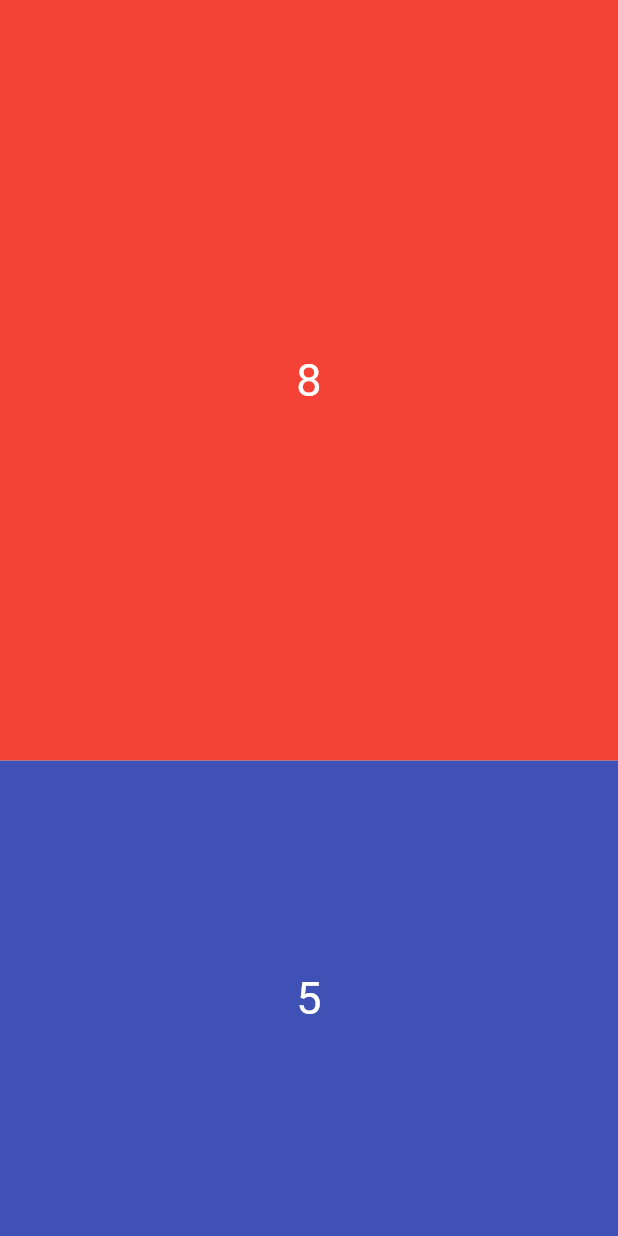
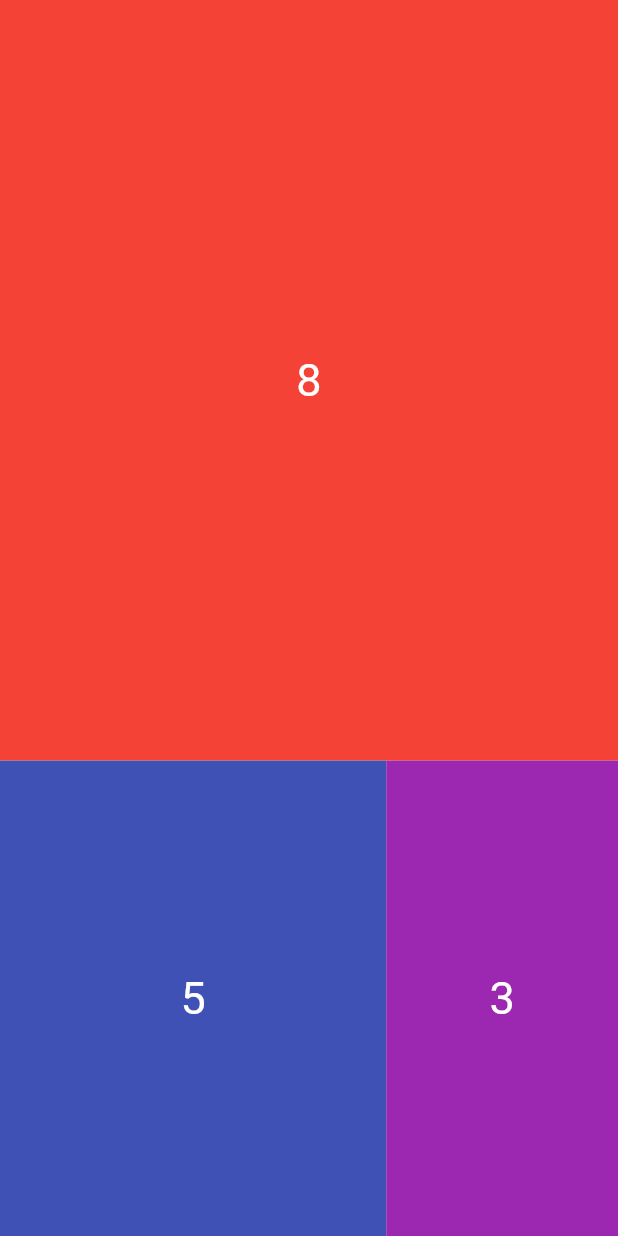
Before and after one commit to Makmihir/flutter_exapanded, a Flutter app: the screen it shows after launch, on a phone screen of 412 x 824 dp. Run offline on Flutter 3.47's test engine with Material 2 defaults, Android fonts, the phone set to English and light mode, and no system bars.

Commit message:
Add customerContainer Into Expanded

```diff
--- a/lib/main.dart
+++ b/lib/main.dart
@@ -18,9 +18,20 @@ class MyApp extends StatelessWidget {
                   number: 8,
                   color: Colors.red,
                 ),
+                  Expanded(
+                      flex: 5,
+                      child: Row(
+                         children: [
                            _customContainer(
                              number: 5,
                              color: Colors.indigo,
+                           ),
+                           _customContainer(
+                             number: 3,
+                             color: Colors.purple,
+                           ),
+                         ],
+                      )
                   )
           ],
          ),
```
Lines whose indentation alone changed are shown as unchanged.
